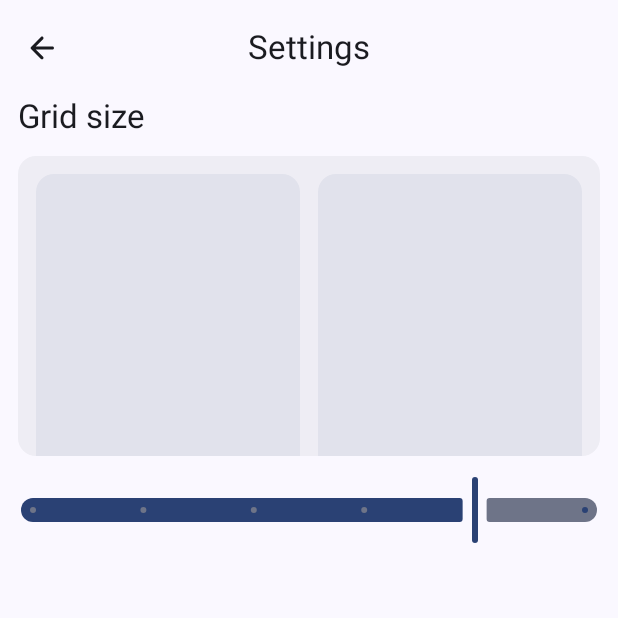
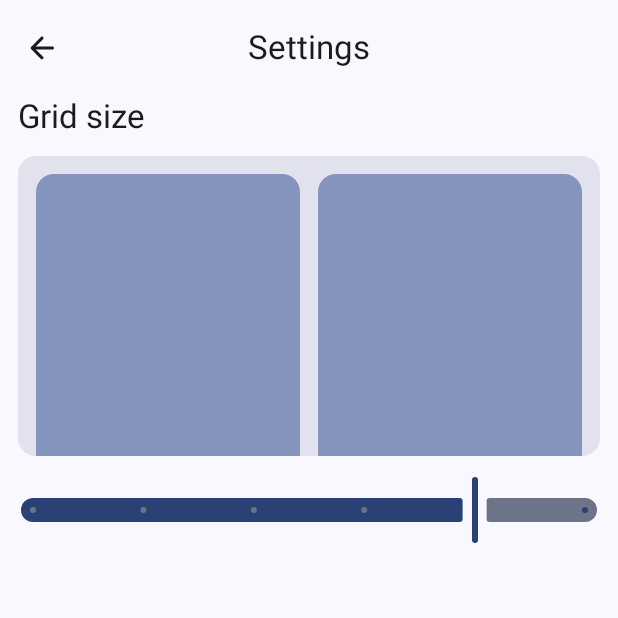
Before and after one commit to ArterKrilOk/ComicArchive, an Android app built with Jetpack Compose: the composable SettingsScreen shown on its own in the app's theme, on a phone screen of 412 x 824 dp, the top half of it. Run offline under Robolectric (Android 15) with nearby library versions, the phone set to English and light mode, and no system bars.

Commit message:
v0.0.7 Grid Settings preview colors fix

```diff
--- a/app/src/main/java/space/pixelsg/comicarchive/ui/settings/SettingsScreen.kt
+++ b/app/src/main/java/space/pixelsg/comicarchive/ui/settings/SettingsScreen.kt
@@ -21,11 +21,13 @@ import androidx.compose.material3.IconButton
 import androidx.compose.material3.MaterialTheme
 import androidx.compose.material3.Scaffold
 import androidx.compose.material3.Slider
+import androidx.compose.material3.Surface
 import androidx.compose.material3.Text
 import androidx.compose.runtime.Composable
 import androidx.compose.runtime.getValue
 import androidx.compose.runtime.setValue
 import androidx.compose.ui.Modifier
+import androidx.compose.ui.draw.alpha
 import androidx.compose.ui.draw.clip
 import androidx.compose.ui.platform.LocalContext
 import androidx.compose.ui.res.stringResource
@@ -90,12 +92,14 @@ private fun GridSizeSetting(
 
     val gridState = rememberLazyGridState()
 
+    Surface(
+        shape = RoundedCornerShape(12.dp),
+        tonalElevation = 8.dp,
+    ) {
         LazyVerticalGrid(
             modifier = Modifier
                 .fillMaxWidth()
                 .height(200.dp)
-            .clip(RoundedCornerShape(12.dp))
-            .background(MaterialTheme.colorScheme.surfaceContainer)
                 .padding(top = 12.dp)
                 .padding(horizontal = 12.dp),
             state = gridState,
@@ -108,9 +112,11 @@ private fun GridSizeSetting(
                 Box(
                     modifier = Modifier
                         .aspectRatio(.7f)
+                        .alpha(.7f)
                         .clip(RoundedCornerShape(12.dp))
-                    .background(MaterialTheme.colorScheme.surfaceVariant),
+                        .background(MaterialTheme.colorScheme.primaryContainer),
                 )
+            }
         }
     }
 
```
Lines whose indentation alone changed are shown as unchanged.
